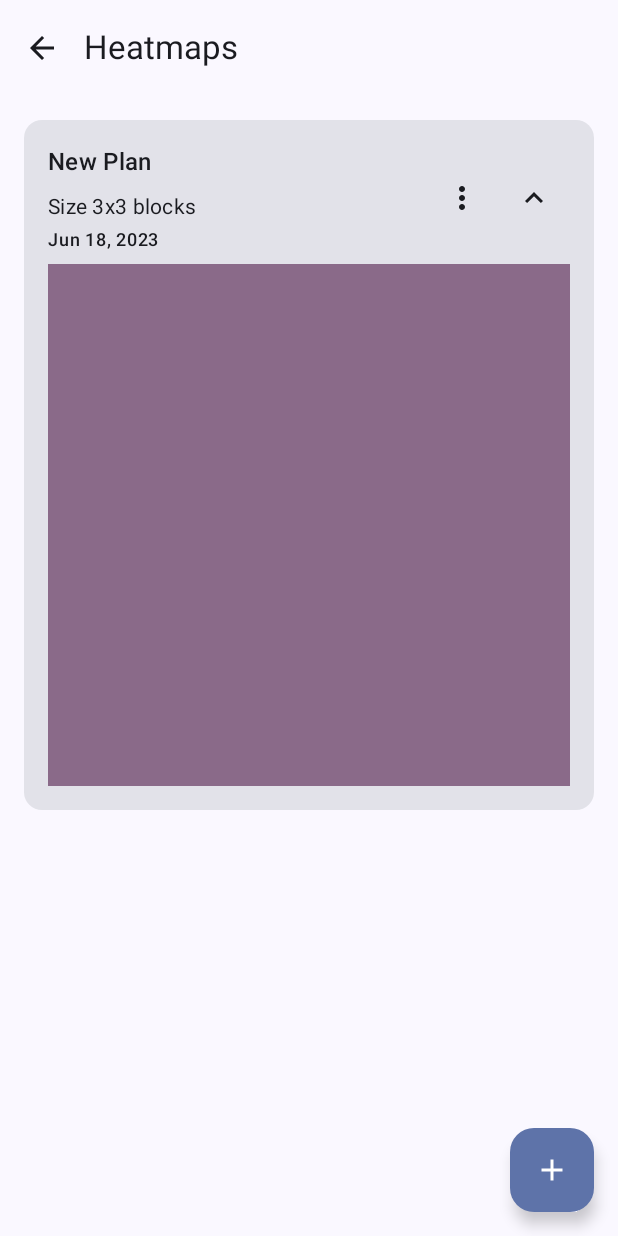
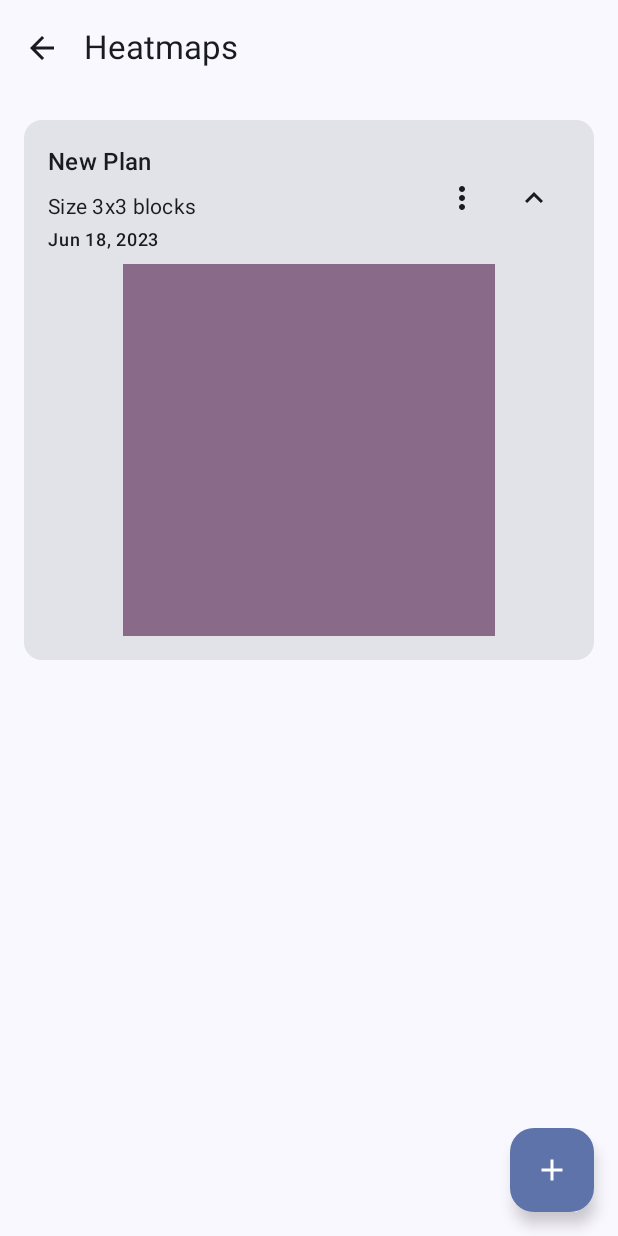
Before and after one commit to humolang/android-wifi-quality, an Android app built with Jetpack Compose: the HeatsScreen screen opened through its navigation route, after a tap on "Expand", on a phone screen of 412 x 824 dp. Run offline under Robolectric (Android 15) with nearby library versions, the light colour scheme and no system bars; our stand-ins replace Room's generated code.

Commit message:
Fixed preview size

```diff
--- a/app/src/main/java/com/humolang/wifiless/ui/screens/HeatsScreen.kt
+++ b/app/src/main/java/com/humolang/wifiless/ui/screens/HeatsScreen.kt
@@ -8,6 +8,7 @@ import androidx.compose.foundation.layout.Row
 import androidx.compose.foundation.layout.Spacer
 import androidx.compose.foundation.layout.fillMaxSize
 import androidx.compose.foundation.layout.fillMaxWidth
+import androidx.compose.foundation.layout.height
 import androidx.compose.foundation.layout.padding
 import androidx.compose.foundation.layout.wrapContentHeight
 import androidx.compose.foundation.lazy.LazyColumn
@@ -289,6 +290,7 @@ private fun HeatItem(
                     heat = heat,
                     blocks = blocks,
                     modifier = Modifier
+                        .height(256.dp)
                         .align(Alignment.CenterHorizontally)
                         .padding(top = 8.dp)
                 )
```
